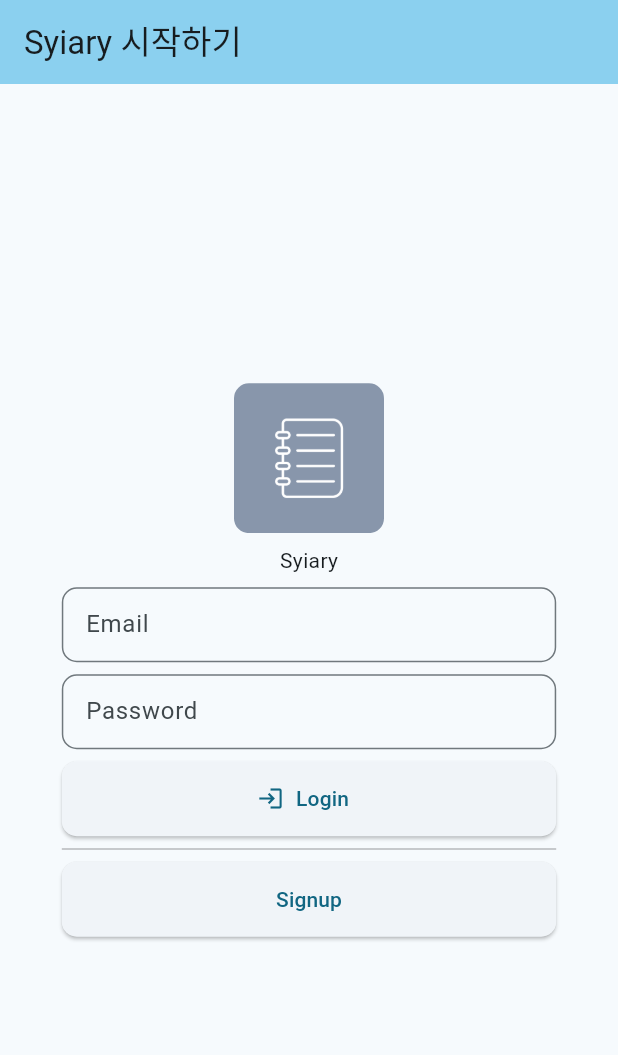
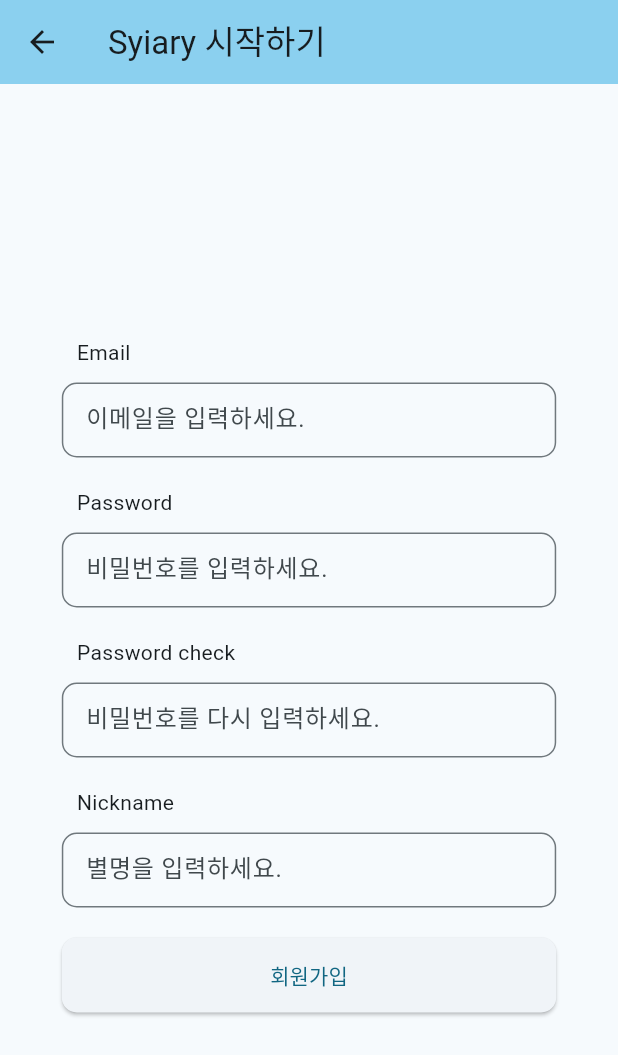
Before and after one commit to Potato-Y/syiary_client, a Flutter app: the screen it shows after launch, after a tap on "Signup", on a phone screen of 412 x 824 dp. Shown: the top 1055 px of the screen. Run offline on Flutter 3.47's test engine with Material 2 defaults, Android fonts, the light colour scheme and no system bars; our stand-ins replace email_validator, fluttertoast, go_router, hive_flutter; accounts and stored records are empty; network calls fail.

Commit message:
회원가입 페이지 추가

```diff
--- a/lib/main.dart
+++ b/lib/main.dart
@@ -1,9 +1,11 @@
 import 'package:flutter/material.dart';
 import 'package:flutter/services.dart';
+import 'package:go_router/go_router.dart';
 import 'package:hive_flutter/hive_flutter.dart';
 import 'package:provider/provider.dart';
 import 'package:syiary_client/models/providers/user_info.dart';
 import 'package:syiary_client/screens/login_screen.dart';
+import 'package:syiary_client/screens/signup_screen.dart';
 
 void main(List<String> args) async {
   /// Android 플랫폼에서 상단 바를 투명하게 수정
@@ -48,15 +50,31 @@
       accountStatus = true;
     }
 
-    return MaterialApp(
+    return MaterialApp.router(
       title: 'Syiary',
       theme: ThemeData(
         colorScheme: ColorScheme.fromSeed(seedColor: Colors.blueGrey),
         useMaterial3: true,
       ),
-      home: accountStatus
-          ? const MyHomePage(title: 'Flutter Demo Home Page')
-          : LoginScreen(),
+      routerConfig: GoRouter(
+        initialLocation: '/main',
+        routes: [
+          GoRoute(
+            path: '/main',
+            builder: (context, state) => accountStatus
+                ? const MyHomePage(title: 'Flutter Demo Home Page')
+                : LoginScreen(),
+          ),
+          GoRoute(
+            path: '/signup',
+            name: 'signup',
+            builder: (context, state) => SignupScreen(),
+          )
+        ],
+      ),
+      // home: accountStatus
+      //     ? const MyHomePage(title: 'Flutter Demo Home Page')
+      //     : LoginScreen(),
     );
   }
 }
--- /dev/null
+++ b/lib/models/requests/signup_model.dart
@@ -0,0 +1,19 @@
+class SignupModel {
+  int? userId;
+  String? email;
+  String? nickname;
+
+  SignupModel({this.userId, this.email, this.nickname});
+
+  factory SignupModel.fromJson(Map<String, dynamic> json) => SignupModel(
+        userId: json['userId'] as int?,
+        email: json['email'] as String?,
+        nickname: json['nickname'] as String?,
+      );
+
+  Map<String, dynamic> toJson() => {
+        'userId': userId,
+        'email': email,
+        'nickname': nickname,
+      };
+}
--- a/lib/screens/login_screen.dart
+++ b/lib/screens/login_screen.dart
@@ -1,5 +1,6 @@
 import 'package:email_validator/email_validator.dart';
 import 'package:flutter/material.dart';
+import 'package:go_router/go_router.dart';
 import 'package:provider/provider.dart';
 import 'package:fluttertoast/fluttertoast.dart';
 import 'package:syiary_client/models/providers/user_info.dart';
@@ -103,7 +104,9 @@
                     try {
                       AuthenticateModel authentication =
                           await ApiService.getAuthentication(
-                              emailController.text, pwController.text);
+                        email: emailController.text,
+                        password: pwController.text,
+                      );
 
                       debugPrint('access: ${authentication.accessToken}');
                       debugPrint('refresh: ${authentication.refreshToken}');
@@ -153,7 +156,9 @@
                 width: itemWidth,
                 height: itemHeight,
                 child: ElevatedButton(
-                  onPressed: () {},
+                  onPressed: () {
+                    context.push('/signup');
+                  },
                   style: ButtonStyle(
                     shape: MaterialStateProperty.all(
                       RoundedRectangleBorder(
--- /dev/null
+++ b/lib/screens/signup_screen.dart
@@ -0,0 +1,184 @@
+import 'package:email_validator/email_validator.dart';
+import 'package:flutter/material.dart';
+import 'package:fluttertoast/fluttertoast.dart';
+import 'package:provider/provider.dart';
+import 'package:syiary_client/models/requests/authenticate_model/authenticate_model.dart';
+import 'package:syiary_client/services/api_services.dart';
+
+import '../models/providers/user_info.dart';
+
+class SignupScreen extends StatelessWidget {
+  SignupScreen({super.key});
+
+  final emailController = TextEditingController();
+  final pwController = TextEditingController();
+  final pw2Controller = TextEditingController();
+  final nicknameController = TextEditingController();
+
+  @override
+  Widget build(BuildContext context) {
+    final double itemWidth = MediaQuery.of(context).size.width * 0.8;
+    const double itemHeight = 50;
+
+    return Scaffold(
+      appBar: AppBar(
+        backgroundColor: Theme.of(context).colorScheme.inversePrimary,
+        title: const Text('Syiary 시작하기'),
+      ),
+      body: Center(
+        child: SingleChildScrollView(
+          child: Column(
+            mainAxisAlignment: MainAxisAlignment.center,
+            crossAxisAlignment: CrossAxisAlignment.start,
+            children: [
+              textFieldTitle('Email'),
+              textField(
+                width: itemWidth,
+                height: itemHeight,
+                controller: emailController,
+                hint: '이메일을 입력하세요.',
+                last: false,
+              ),
+              textFieldTitle('Password'),
+              textField(
+                width: itemWidth,
+                height: itemHeight,
+                controller: pwController,
+                hint: '비밀번호를 입력하세요.',
+                last: false,
+                obscureText: true,
+              ),
+              textFieldTitle('Password check'),
+              textField(
+                width: itemWidth,
+                height: itemHeight,
+                controller: pw2Controller,
+                hint: '비밀번호를 다시 입력하세요.',
+                last: false,
+                obscureText: true,
+              ),
+              textFieldTitle('Nickname'),
+              textField(
+                width: itemWidth,
+                height: itemHeight,
+                controller: nicknameController,
+                hint: '별명을 입력하세요.',
+                last: true,
+              ),
+              const SizedBox(
+                height: 20,
+              ),
+              SizedBox(
+                width: itemWidth,
+                height: itemHeight,
+                child: ElevatedButton(
+                  onPressed: () async {
+                    // 텍스트가 빈 곳이 있는지 확인
+                    if (emailController.text.isEmpty) {
+                      Fluttertoast.showToast(msg: 'Email이 비어있습니다.');
+                    }
+                    if (pwController.text.isEmpty) {
+                      Fluttertoast.showToast(msg: 'Password가 비어있습니다.');
+                    }
+                    if (pw2Controller.text.isEmpty) {
+                      Fluttertoast.showToast(msg: 'Password check가 비어있습니다.');
+                    }
+                    if (nicknameController.text.replaceAll(' ', '').isEmpty) {
+                      Fluttertoast.showToast(msg: 'Nickname이 비어있습니다.');
+                    }
+
+                    // email 검증
+                    if (!EmailValidator.validate(emailController.text)) {
+                      Fluttertoast.showToast(msg: 'Email이 올바르지 않습니다.');
+                    }
+                    // 비밀번호와 비밀번호 확인이 동일한지 확인
+                    if (pwController.text != pw2Controller.text) {
+                      Fluttertoast.showToast(msg: 'Password가 동일하지 않습니다.');
+                      return;
+                    }
+
+                    try {
+                      await ApiService.signup(
+                        emailController.text,
+                        pwController.text,
+                        nicknameController.text,
+                      );
+                    } catch (e) {
+                      Fluttertoast.showToast(
+                          msg: '회원가입에 실패하였습니다. 이메일을 다시 확인하세요.');
+
+                      return;
+                    }
+
+                    // 회원가입 성공 후 로그인 진행
+                    try {
+                      AuthenticateModel authentication =
+                          await ApiService.getAuthentication(
+                        email: emailController.text,
+                        password: pwController.text,
+                      );
+
+                      if (context.mounted) {
+                        context.read<UserInfo>().setAccessToken =
+                            authentication.accessToken!;
+                        context.read<UserInfo>().setRefreshToken =
+                            authentication.refreshToken!;
+                        context.read<UserInfo>().setUserId =
+                            authentication.user!.userId!;
+                        context.read<UserInfo>().setEmail =
+                            authentication.user!.email!;
+
+                        // TODO 메인 페이지로 이동
+                      }
+                    } catch (e) {
+                      Fluttertoast.showToast(msg: 'Email 혹은 Password가 틀렸습니다.');
+                    }
+                  },
+                  style: ButtonStyle(
+                    shape: MaterialStateProperty.all(
+                      RoundedRectangleBorder(
+                        borderRadius: BorderRadius.circular(10),
+                      ),
+                    ),
+                  ),
+                  child: const Text('회원가입'),
+                ),
+              ),
+            ],
+          ),
+        ),
+      ),
+    );
+  }
+
+  SizedBox textField(
+      {required double width,
+      required double height,
+      required TextEditingController controller,
+      required String hint,
+      required bool last,
+      bool? obscureText}) {
+    return SizedBox(
+      width: width,
+      height: height,
+      child: TextField(
+        controller: controller,
+        obscureText: obscureText ?? false,
+        decoration: InputDecoration(
+          hintText: hint,
+          border: OutlineInputBorder(
+            borderRadius: BorderRadius.circular(10),
+          ),
+        ),
+        textInputAction: last ? TextInputAction.done : TextInputAction.next,
+      ),
+    );
+  }
+
+  Container textFieldTitle(String title) {
+    return Container(
+      padding: const EdgeInsets.only(top: 20, left: 10, bottom: 10),
+      child: Text(title),
+    );
+  }
+}
--- a/lib/services/api_services.dart
+++ b/lib/services/api_services.dart
@@ -5,11 +5,11 @@
 import 'package:syiary_client/models/requests/authenticate_model/authenticate_model.dart';
 
 class ApiService {
-  static const String baseUrl = 'http://localhost:8080/api';
+  static const String baseUrl = 'http://localhost:8080';
 
   static Future<AuthenticateModel> getAuthentication(
-      String email, String password) async {
-    final url = Uri.parse('$baseUrl/authenticate');
+      {required String email, required String password}) async {
+    final url = Uri.parse('$baseUrl/api/authenticate');
     Map<String, String> headers = {'Content-Type': 'application/json'};
     var body = {"email": email, "password": password};
 
@@ -27,4 +27,25 @@
 
     throw Error();
   }
+
+  static Future<void> signup(
+      String email, String password, String nickname) async {
+    final url = Uri.parse('$baseUrl/api/signup');
+    Map<String, String> headers = {'Content-Type': 'application/json'};
+    var body = {"email": email, "password": password, "nickname": nickname};
+
+    final response = await http.post(
+      url,
+      headers: headers,
+      body: json.encode(body),
+    );
+
+    debugPrint('signup. code: ${response.statusCode}');
+
+    if (response.statusCode == 201) {
+      return;
+    }
+
+    throw Error();
+  }
 }
--- a/pubspec.yaml
+++ b/pubspec.yaml
@@ -40,6 +40,7 @@
   http: ^1.1.0
   fluttertoast: ^8.2.2
   email_validator: ^2.1.17
+  go_router: ^10.0.0
 
 dev_dependencies:
   flutter_test:
```
Also changed, not shown: pubspec.lock.
